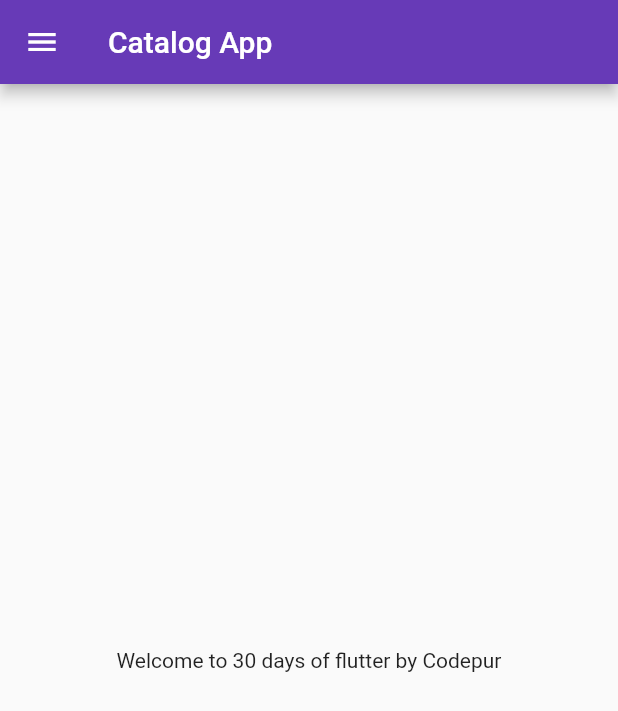
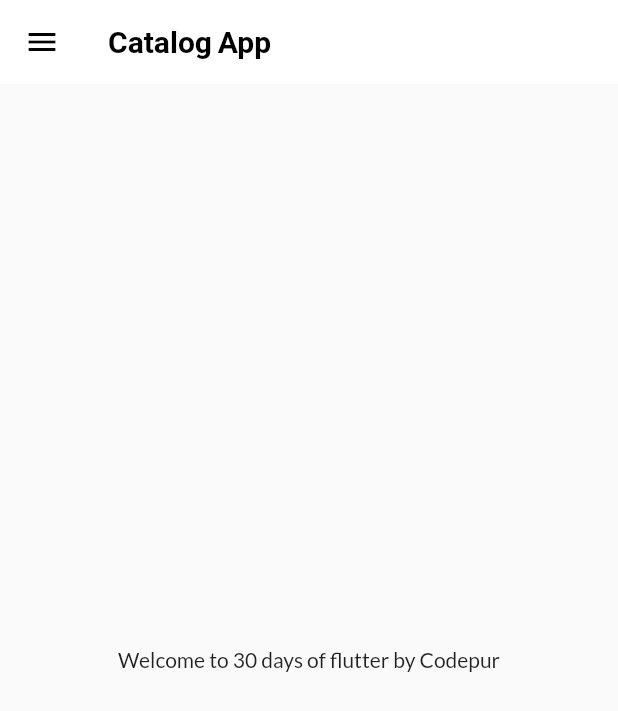
Before and after one commit to ammarabid29/FlutterIn30Days, a Flutter app: the screen it shows after launch, on a phone screen of 412 x 824 dp. Shown: the top 711 px of the screen. Run offline on Flutter 3.47's test engine with Material 2 defaults, Android fonts, the phone set to English and light mode, and no system bars; our stand-ins replace google_fonts.

Commit message:
theme setted

```diff
--- a/lib/main.dart
+++ b/lib/main.dart
@@ -1,8 +1,7 @@
 import 'package:flutter/material.dart';
 import 'package:flutter_catalog/pages/login_page.dart';
+import 'package:flutter_catalog/themes.dart';
 import 'package:flutter_catalog/utils/routes.dart';
-
-import 'package:google_fonts/google_fonts.dart';
 import 'pages/home_page.dart';
 
 void main() {
@@ -18,13 +17,10 @@ class MyApp extends StatelessWidget {
       debugShowCheckedModeBanner: false,
       // home: const HomePage(),
       themeMode: ThemeMode.light,
-      theme: ThemeData(
-        primarySwatch: Colors.deepPurple,
-      ),
-      darkTheme: ThemeData(
-        brightness: Brightness.dark,
-        fontFamily: GoogleFonts.lato().fontFamily,
-      ),
+
+      theme: MyTheme.lightTheme,
+      darkTheme: MyTheme.darkTheme,
+
       initialRoute: MyRoutes.homePage,
       routes: {
         '/': (context) => const LoginPage(),
--- a/lib/pages/home_page.dart
+++ b/lib/pages/home_page.dart
@@ -11,7 +11,9 @@ class HomePage extends StatelessWidget {
 
     return Scaffold(
       appBar: AppBar(
-        title: const Text("Catalog App"),
+        title: const Text(
+          "Catalog App",
+        ),
       ),
       body: const Center(
         child: Text(
--- /dev/null
+++ b/lib/themes.dart
@@ -0,0 +1,22 @@
+import 'package:flutter/material.dart';
+import 'package:google_fonts/google_fonts.dart';
+
+class MyTheme {
+  static ThemeData get lightTheme => ThemeData(
+        primarySwatch: Colors.deepPurple,
+        fontFamily: GoogleFonts.lato().fontFamily,
+        appBarTheme: const AppBarTheme(
+          color: Colors.white,
+          elevation: 0.0,
+          iconTheme: IconThemeData(color: Colors.black),
+          titleTextStyle: TextStyle(
+            color: Colors.black,
+            fontWeight: FontWeight.bold,
+            fontSize: 20,
+          ),
+        ),
+      );
+  static ThemeData get darkTheme => ThemeData(
+        brightness: Brightness.dark,
+      );
+}
```
